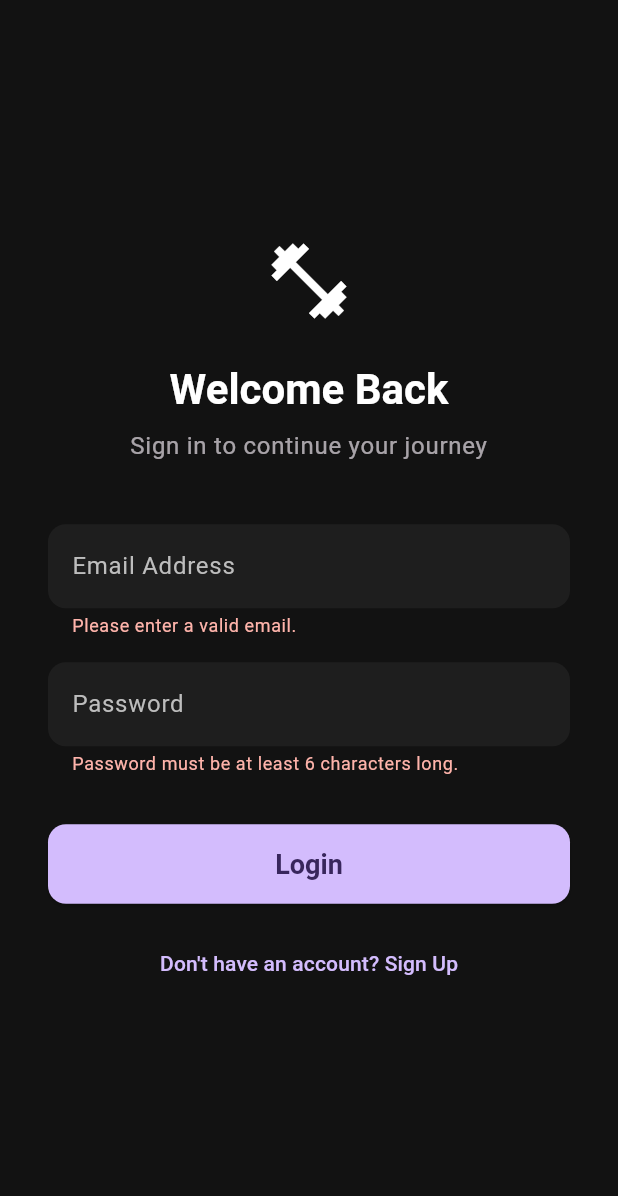
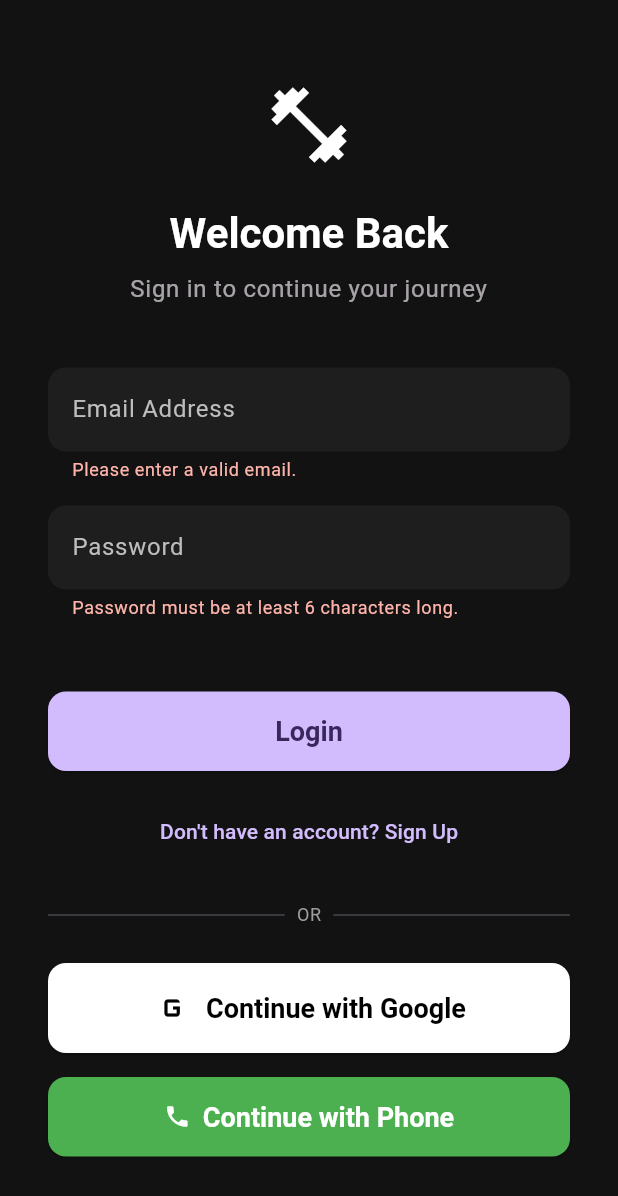
Before and after one commit to devrugu/health_ai_app, a Flutter app: the screen it shows after launch, after a tap on "Login", on a phone screen of 412 x 824 dp. Shown: the top 1196 px of the screen. Run offline on Flutter 3.47's test engine with Material 3 defaults, Android fonts, the phone set to English and light mode, and no system bars; drawn by our look-alikes of flutter_animate; our stand-ins replace firebase_auth, firebase_core, google_sign_in; accounts and stored records are empty; generated files the repository leaves out were written again.

Commit message:
feat(auth): implemented auth backend logic for email/password and google sign in

```diff
--- a/lib/main.dart
+++ b/lib/main.dart
@@ -3,10 +3,9 @@
 import 'package:flutter/material.dart';
 // NEW: Import the Firebase Core package
 import 'package:firebase_core/firebase_core.dart';
+import 'package:health_ai_app/src/features/auth/presentation/widgets/auth_wrapper.dart';
 // NEW: Import the configuration file generated by FlutterFire
 import 'firebase_options.dart';
-import 'package:health_ai_app/src/features/onboarding/presentation/screens/welcome_screen.dart';
-import 'package:health_ai_app/src/features/auth/presentation/screens/auth_screen.dart';
 
 // NEW: The main function is now 'async'
 Future<void> main() async {
@@ -114,8 +113,7 @@ class MyApp extends StatelessWidget {
           labelStyle: TextStyle(color: Colors.grey[400]),
         ),
       ),
-      //home: const WelcomeScreen(),
-      home: const AuthScreen(),
+      home: const AuthWrapper(),
     );
   }
 }
--- a/lib/src/features/auth/presentation/screens/auth_screen.dart
+++ b/lib/src/features/auth/presentation/screens/auth_screen.dart
@@ -2,6 +2,7 @@
 
 import 'package:flutter/material.dart';
 import 'package:flutter_animate/flutter_animate.dart';
+import 'package:health_ai_app/src/features/auth/data/auth_service.dart';
 
 class AuthScreen extends StatefulWidget {
   const AuthScreen({super.key});
@@ -12,22 +13,77 @@ class AuthScreen extends StatefulWidget {
 
 class _AuthScreenState extends State<AuthScreen> {
   bool _isLoginMode = true;
+  bool _isLoading = false;
   final _formKey = GlobalKey<FormState>();
   final _emailController = TextEditingController();
   final _passwordController = TextEditingController();
+  final _confirmPasswordController = TextEditingController();
+
+  // NEW: Create an instance of our AuthService
+  final AuthService _authService = AuthService();
 
   void _toggleMode() {
     setState(() {
       _isLoginMode = !_isLoginMode;
+      _formKey.currentState?.reset();
     });
   }
 
-  void _submitForm() {
-    if (_formKey.currentState?.validate() ?? false) {
-      final email = _emailController.text;
-      final password = _passwordController.text;
-      print(
-          'Form is valid. Email: $email, Password: $password, Mode: ${_isLoginMode ? 'Login' : 'Register'}');
+  // NEW: Updated submit logic
+  Future<void> _submitForm() async {
+    if (!(_formKey.currentState?.validate() ?? false)) {
+      return;
+    }
+
+    setState(() {
+      _isLoading = true;
+    });
+
+    try {
+      if (_isLoginMode) {
+        await _authService.signInWithEmailAndPassword(
+          email: _emailController.text,
+          password: _passwordController.text,
+        );
+      } else {
+        await _authService.createUserWithEmailAndPassword(
+          email: _emailController.text,
+          password: _passwordController.text,
+        );
+      }
+      // If successful, the AuthWrapper will automatically navigate us.
+      // We don't need to do anything here.
+    } catch (e) {
+      // Handle errors (e.g., show a SnackBar)
+      ScaffoldMessenger.of(context).showSnackBar(
+        SnackBar(content: Text(e.toString())),
+      );
+    }
+
+    if (mounted) {
+      setState(() {
+        _isLoading = false;
+      });
+    }
+  }
+
+  // NEW: Google Sign-In logic
+  Future<void> _signInWithGoogle() async {
+    setState(() {
+      _isLoading = true;
+    });
+    try {
+      await _authService.signInWithGoogle();
+    } catch (e) {
+      ScaffoldMessenger.of(context).showSnackBar(
+        SnackBar(
+            content: Text('Failed to sign in with Google: ${e.toString()}')),
+      );
+    }
+    if (mounted) {
+      setState(() {
+        _isLoading = false;
+      });
     }
   }
 
@@ -35,6 +91,7 @@ class _AuthScreenState extends State<AuthScreen> {
   void dispose() {
     _emailController.dispose();
     _passwordController.dispose();
+    _confirmPasswordController.dispose();
     super.dispose();
   }
 
@@ -45,28 +102,30 @@ class _AuthScreenState extends State<AuthScreen> {
       body: Center(
         child: SingleChildScrollView(
           padding: const EdgeInsets.all(32.0),
-          // --- THIS IS THE FIX ---
-          // The Form widget directly contains the Column.
-          // The incorrect mainAxisAlignment and crossAxisAlignment properties have been removed.
           child: Form(
             key: _formKey,
             child: Column(
-              mainAxisAlignment:
-                  MainAxisAlignment.center, // This is the correct placement
-              crossAxisAlignment:
-                  CrossAxisAlignment.stretch, // This is the correct placement
+              mainAxisAlignment: MainAxisAlignment.center,
+              crossAxisAlignment: CrossAxisAlignment.stretch,
               children: [
                 const Icon(Icons.fitness_center, size: 60)
                     .animate()
                     .fade(duration: 500.ms)
                     .scale(),
                 const SizedBox(height: 24),
-                Text(
-                  _isLoginMode ? 'Welcome Back' : 'Create Account',
-                  textAlign: TextAlign.center,
-                  style: theme.textTheme.headlineMedium
-                      ?.copyWith(fontWeight: FontWeight.bold),
-                ).animate().fade(delay: 200.ms),
+                AnimatedSwitcher(
+                  duration: const Duration(milliseconds: 300),
+                  transitionBuilder: (child, animation) {
+                    return FadeTransition(opacity: animation, child: child);
+                  },
+                  child: Text(
+                    _isLoginMode ? 'Welcome Back' : 'Create Account',
+                    key: ValueKey(_isLoginMode),
+                    textAlign: TextAlign.center,
+                    style: theme.textTheme.headlineMedium
+                        ?.copyWith(fontWeight: FontWeight.bold),
+                  ),
+                ),
                 const SizedBox(height: 8),
                 Text(
                   _isLoginMode
@@ -76,7 +135,7 @@ class _AuthScreenState extends State<AuthScreen> {
                   style: theme.textTheme.bodyLarge?.copyWith(
                     color: theme.colorScheme.onSurface.withOpacity(0.7),
                   ),
-                ).animate().fade(delay: 300.ms),
+                ),
                 const SizedBox(height: 40),
                 TextFormField(
                   controller: _emailController,
@@ -88,7 +147,7 @@ class _AuthScreenState extends State<AuthScreen> {
                     }
                     return null;
                   },
-                ).animate().fadeIn(delay: 500.ms).slideX(begin: -0.2),
+                ),
                 const SizedBox(height: 16),
                 TextFormField(
                   controller: _passwordController,
@@ -100,22 +159,85 @@ class _AuthScreenState extends State<AuthScreen> {
                     }
                     return null;
                   },
-                ).animate().fadeIn(delay: 600.ms).slideX(begin: -0.2),
+                ),
+                const SizedBox(height: 16),
+                AnimatedSwitcher(
+                  duration: const Duration(milliseconds: 300),
+                  transitionBuilder: (child, animation) {
+                    return SizeTransition(sizeFactor: animation, child: child);
+                  },
+                  child: !_isLoginMode
+                      ? TextFormField(
+                          controller: _confirmPasswordController,
+                          decoration: const InputDecoration(
+                              labelText: 'Confirm Password'),
+                          obscureText: true,
+                          validator: (value) {
+                            if (value != _passwordController.text) {
+                              return 'Passwords do not match.';
+                            }
+                            return null;
+                          },
+                        )
+                      : const SizedBox.shrink(),
+                ),
                 const SizedBox(height: 32),
                 ElevatedButton(
-                  onPressed: _submitForm,
-                  child: Text(_isLoginMode ? 'Login' : 'Sign Up'),
-                ).animate().fadeIn(delay: 700.ms).slideY(begin: 0.2, end: 0),
+                  onPressed: _isLoading ? null : _submitForm,
+                  child: _isLoading
+                      ? const SizedBox(
+                          height: 24,
+                          width: 24,
+                          child: CircularProgressIndicator(strokeWidth: 3),
+                        )
+                      : Text(_isLoginMode ? 'Login' : 'Sign Up'),
+                ),
                 const SizedBox(height: 16),
                 TextButton(
-                  onPressed: _toggleMode,
+                  onPressed: _isLoading ? null : _toggleMode,
                   child: Text(
                     _isLoginMode
                         ? 'Don\'t have an account? Sign Up'
                         : 'Already have an account? Login',
                   ),
                 ),
-              ],
+                const SizedBox(height: 24),
+                Row(
+                  children: [
+                    const Expanded(child: Divider()),
+                    Padding(
+                      padding: const EdgeInsets.symmetric(horizontal: 8.0),
+                      child: Text(
+                        'OR',
+                        style: theme.textTheme.bodySmall
+                            ?.copyWith(color: Colors.grey),
+                      ),
+                    ),
+                    const Expanded(child: Divider()),
+                  ],
+                ),
+                const SizedBox(height: 24),
+                ElevatedButton.icon(
+                  // NEW: Call the Google Sign-In method
+                  onPressed: _isLoading ? null : _signInWithGoogle,
+                  icon: const Icon(Icons.g_mobiledata, size: 28),
+                  label: const Text('Continue with Google'),
+                  style: ElevatedButton.styleFrom(
+                    backgroundColor: Colors.white,
+                    foregroundColor: Colors.black,
+                  ),
+                ),
+                const SizedBox(height: 16),
+                ElevatedButton.icon(
+                  onPressed: _isLoading ? null : () {},
+                  icon: const Icon(Icons.phone),
+                  label: const Text('Continue with Phone'),
+                  style: ElevatedButton.styleFrom(
+                    backgroundColor: Colors.green,
+                    foregroundColor: Colors.white,
+                  ),
+                ),
+              ].animate(interval: 100.ms).fadeIn().slideX(begin: -0.1),
             ),
           ),
         ),
--- /dev/null
+++ b/lib/src/features/auth/presentation/widgets/auth_wrapper.dart
@@ -0,0 +1,40 @@
+// lib/src/features/auth/presentation/widgets/auth_wrapper.dart
+
+import 'package:firebase_auth/firebase_auth.dart';
+import 'package:flutter/material.dart';
+import 'package:health_ai_app/src/features/auth/data/auth_service.dart';
+import 'package:health_ai_app/src/features/auth/presentation/screens/auth_screen.dart';
+import 'package:health_ai_app/src/features/onboarding/presentation/screens/welcome_screen.dart';
+
+class AuthWrapper extends StatelessWidget {
+  const AuthWrapper({super.key});
+
+  @override
+  Widget build(BuildContext context) {
+    // We use a StreamBuilder to listen for auth state changes.
+    return StreamBuilder<User?>(
+      // The stream is provided by our AuthService
+      stream: AuthService().authStateChanges,
+      builder: (context, snapshot) {
+        // Show a loading indicator while we're waiting for the auth state
+        if (snapshot.connectionState == ConnectionState.waiting) {
+          return const Scaffold(
+            body: Center(
+              child: CircularProgressIndicator(),
+            ),
+          );
+        }
+
+        // If the snapshot has data, it means a user is logged in.
+        if (snapshot.hasData) {
+          // TODO: In the future, check if the user has completed onboarding.
+          // For now, we'll send them to the welcome screen.
+          return const WelcomeScreen();
+        }
+
+        // If there's no data, the user is logged out. Show the AuthScreen.
+        return const AuthScreen();
+      },
+    );
+  }
+}
--- a/lib/src/features/onboarding/presentation/screens/welcome_screen.dart
+++ b/lib/src/features/onboarding/presentation/screens/welcome_screen.dart
@@ -3,6 +3,7 @@
 import 'package:flutter/material.dart';
 import 'package:flutter_animate/flutter_animate.dart';
 import 'package:health_ai_app/src/features/onboarding/presentation/screens/onboarding_details_screen.dart';
+import 'package:health_ai_app/src/features/auth/data/auth_service.dart';
 
 class WelcomeScreen extends StatelessWidget {
   const WelcomeScreen({super.key});
@@ -71,6 +72,10 @@ class WelcomeScreen extends StatelessWidget {
                   .fadeIn(delay: 900.ms, duration: 400.ms)
                   .slideY(begin: 0.3, end: 0),
               const SizedBox(height: 20),
+              TextButton(
+                onPressed: () => AuthService().signOut(),
+                child: const Text('Sign Out'),
+              ),
             ],
           ),
         ),
--- a/pubspec.yaml
+++ b/pubspec.yaml
@@ -38,6 +38,7 @@ dependencies:
   flutter_animate: ^4.5.2
   firebase_core: ^3.4.0
   firebase_auth: ^5.2.0
+  google_sign_in: ^6.2.2
 
 dev_dependencies:
   flutter_test:
```
Also changed, not shown: lib/src/features/auth/data/auth_service.dart (added, +85 -0 lines), pubspec.lock, 2 other files.
